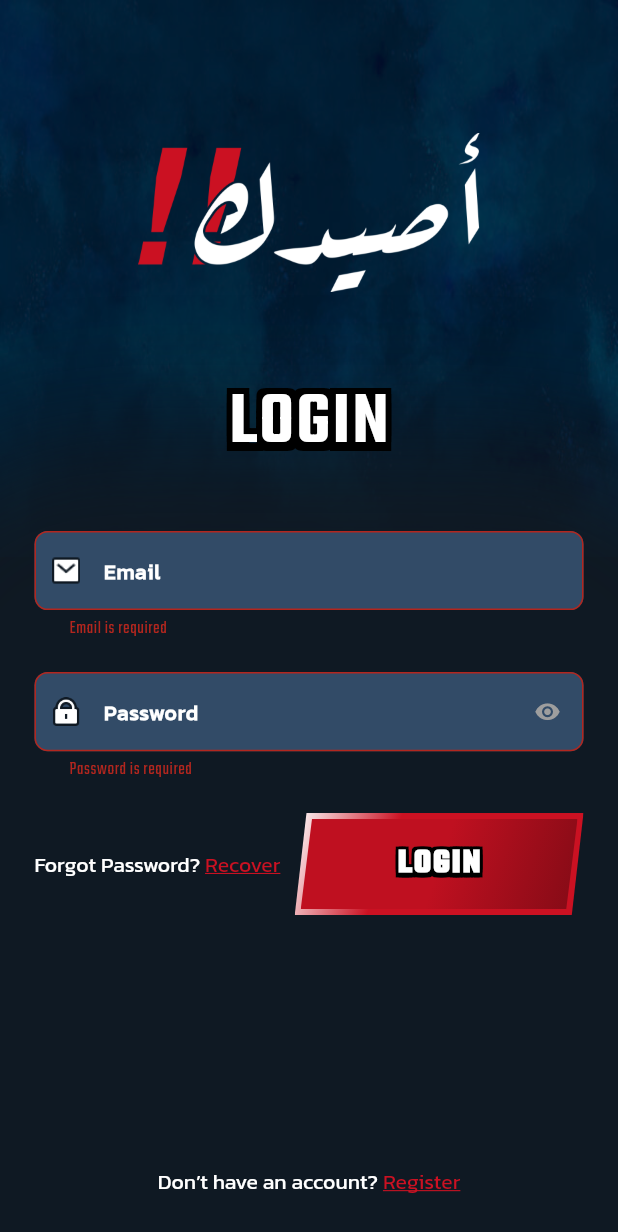
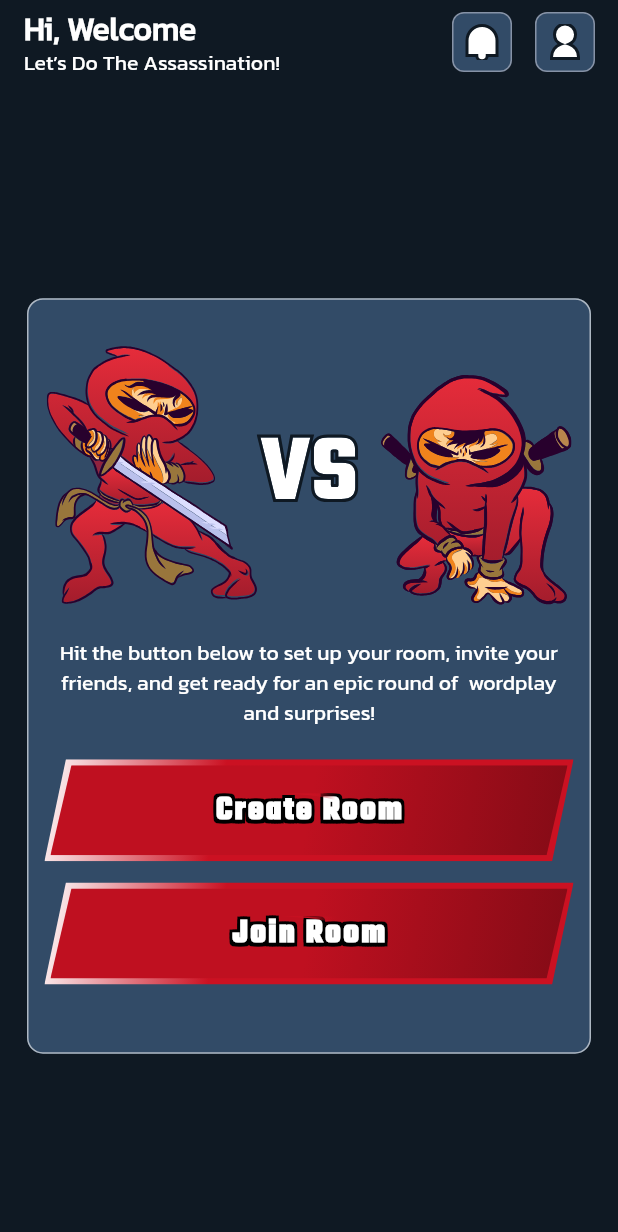
Before and after one commit to NadMaxx/aseedak-game-app, a Flutter app: the LoginView screen opened by its route, after a tap on "LOGIN", on a phone screen of 412 x 824 dp. Shown: the top 1232 px of the screen. Run offline on Flutter 3.47's test engine with Material 3 defaults, Android fonts, the phone set to English and light mode, and no system bars; our stand-ins replace dio, flutter_screenutil, flutter_svg, get_it, pinput, shared_preferences and 1 more; accounts and stored records are empty; statements that could not run were skipped.

Commit message:
home and profile

```diff
--- a/lib/config/generateRoutes.dart
+++ b/lib/config/generateRoutes.dart
@@ -1,5 +1,7 @@
 import 'dart:developer';
 
+import 'package:aseedak/view/home/dashboard/dashboard_vm.dart';
+import 'package:aseedak/view/home/profile/profile_vm.dart';
 import 'package:aseedak/view/start/auth/change_password/change_password_vm.dart';
 import 'package:aseedak/view/start/auth/forgot_password/forgot_password_vm.dart';
 import 'package:aseedak/view/start/auth/otp_screen/otp_vm.dart';
@@ -8,6 +10,8 @@ import 'package:flutter/material.dart';
 import 'package:provider/provider.dart';
 
 import '../data/models/passModels/SuccessPassModel.dart';
+import '../view/home/dashboard/dashboard_screen.dart';
+import '../view/home/profile/profile_screen.dart';
 import '../view/start/auth/change_password/change_password.dart';
 import '../view/start/auth/forgot_password/forgot_password.dart';
 import '../view/start/auth/login/login_view.dart';
@@ -85,110 +89,20 @@ Route<dynamic> generateRoute(RouteSettings settings) {
         child: const ChangePassword(),
       );
       break;
-    //
-    // case FestiveView.routeName:
-    //   builder =
-    //       (context) => ChangeNotifierProvider(
-    //         create: (context) => FestiveVm(),
-    //         child: const FestiveView(),
-    //       );
-    //   break;
-    //
-    // case TrestleBoard.routeName:
-    //   builder =
-    //       (context) => ChangeNotifierProvider(
-    //         create: (context) => TrestleBoardVm(),
-    //         child: const TrestleBoard(),
-    //       );
-    //   break;
-    //
-    // case MenuView.routeName:
-    //   String data = settings.arguments as String;
-    //   builder =
-    //       (context) => ChangeNotifierProvider(
-    //         create: (context) => MenuVm(id: data),
-    //         child: const MenuView(),
-    //       );
-    //   break;
-    //
-    // case PhonebookView.routeName:
-    //   builder =
-    //       (context) => ChangeNotifierProvider(
-    //         create: (context) => PhonebookVm(),
-    //         child: const PhonebookView(),
-    //       );
-    //   break;
-    //
-    // case DocsView.routeName:
-    //   builder =
-    //       (context) => ChangeNotifierProvider(
-    //         create: (context) => DocsVm(),
-    //         child: const DocsView(),
-    //       );
-    //   break;
-    //
-    // case ChatListView.routeName:
-    //   builder =
-    //       (context) => ChangeNotifierProvider(
-    //         create: (context) => ChatListVm(),
-    //         child: ChatListView(),
-    //       );
-    //   break;
-    //
-    // case SupportView.routeName:
-    //   builder =
-    //       (context) => ChangeNotifierProvider(
-    //     create: (context) => SupportVm(),
-    //     child: SupportView(),
-    //   );
-    //   break;
-    //
-    // case CalendarScreen.routeName:
-    //   builder =
-    //       (context) => ChangeNotifierProvider(
-    //     create: (context) => CalendarVm(),
-    //     child: CalendarScreen(),
-    //   );
-    //   break;
-    //
-    // case MembershipView.routeName:
-    //   builder =
-    //       (context) => ChangeNotifierProvider(
-    //         create: (context) => MembershipVm(),
-    //         child: const MembershipView(),
-    //       );
-    //   break;
-    //
-    // case MeetingsView.routeName:
-    //   String data = settings.arguments as String;
-    //
-    //   builder =
-    //       (context) => ChangeNotifierProvider(
-    //     create: (context) => MeetingsVm(id: data),
-    //     child: const MeetingsView(),
-    //   );
-    //   break;
-    //
-    // case NotificationView.route:
-    //   builder =
-    //       (context) => ChangeNotifierProvider(
-    //     create: (context) => NotificationVm(),
-    //     child: const NotificationView(),
-    //   );
-    //   break;
-    // case ChatView.routeName:
-    //   ChatPassModel data = settings.arguments as ChatPassModel;
-    //   builder = (context) => ChangeNotifierProvider(
-    //       create: (context) => ChatVm(chatPassModel: data),
-    //       child: const ChatView());
-    //   break;
-    // case DexChartView.route:
-    //   builder = (context) => MultiProvider(providers: [
-    //     ChangeNotifierProvider(create: (context) => DexChartVm()),
-    //     ChangeNotifierProvider(create: (context) => CustomTokenVm()),
-    //   ], child: const DexChartView());
-    //   break;
-
+    case DashboardScreen.routeName:
+      builder =
+          (context) => ChangeNotifierProvider(
+        create: (context) => DashboardVm(),
+        child: const DashboardScreen(),
+      );
+      break;
+      case ProfileScreen.routeName:
+      builder =
+          (context) => ChangeNotifierProvider(
+        create: (context) => ProfileVm(),
+        child: const ProfileScreen(),
+      );
+      break;
     default:
       return errorRoute();
   }
--- /dev/null
+++ b/lib/view/home/dashboard/dashboard_screen.dart
@@ -0,0 +1,85 @@
+import 'package:aseedak/data/utils/app_colors.dart';
+import 'package:aseedak/data/utils/string_helpers.dart';
+import 'package:aseedak/view/home/dashboard/dashboard_vm.dart';
+import 'package:aseedak/view/home/profile/profile_screen.dart';
+import 'package:aseedak/view/home/profile/profile_vm.dart';
+import 'package:aseedak/widgets/customText.dart';
+import 'package:aseedak/widgets/custom_button.dart';
+import 'package:flutter/material.dart';
+import 'package:flutter_screenutil/flutter_screenutil.dart';
+import 'package:flutter_svg/svg.dart';
+import 'package:provider/provider.dart';
+
+class DashboardScreen extends StatelessWidget {
+  static const String routeName = '/dashboard';
+  const DashboardScreen({super.key});
+
+  @override
+  Widget build(BuildContext context) {
+    return Consumer<DashboardVm>(builder: (context, value, child) {
+      return Scaffold(
+        appBar: AppBar(
+          automaticallyImplyLeading: false,
+          title: Column(
+            crossAxisAlignment: CrossAxisAlignment.start,
+            children:  [
+             CustomText(text: "Hi, Welcome", fontSize: 24.sp, fontWeight: FontWeight.w600, color: Colors.white,fontFamily: "Kanit",),
+             CustomText(text: "Let’s Do The Assassination!", fontSize: 16.sp, fontWeight: FontWeight.w400, color: Colors.white,fontFamily: "Kanit",),
+            ],
+          ),
+          actions: [
+            SvgPicture.asset("bell".toSvgPath),
+            SizedBox(width: 16.w,),
+
+            InkWell(
+                onTap: (){
+                  Navigator.pushNamed(context, ProfileScreen.routeName);
+                },
+                child: SvgPicture.asset("profile".toSvgPath)),
+            SizedBox(width: 16.w,),
+          ],
+        ),
+        body: Padding(
+          padding: const EdgeInsets.symmetric(horizontal: 18.0),
+          child: Center(
+            child: Column(
+              mainAxisSize: MainAxisSize.min,
+              children: [
+                SizedBox(height: 24.h,),
+                Container(
+                    width: double.infinity,
+                    padding: const EdgeInsets.symmetric(horizontal: 12, vertical: 35).r,
+
+                    decoration: BoxDecoration(
+                      color: AppColors.secondary,
+                      borderRadius: BorderRadius.circular(12.r),
+                      border: Border.all(color: Colors.white.withOpacity(0.6))
+                    ),
+                    child: Column(
+                      children: [
+                        SvgPicture.asset("vs".toSvgPath),
+                        SizedBox(height: 24.h,),
+                        CustomText(
+                          text: "Hit the button below to set up your room, invite your friends, and get ready for an epic round of  wordplay and surprises!",
+                          fontSize: 16.sp,
+                          fontWeight: FontWeight.w400,
+                          fontFamily: "Kanit",
+                          color: Colors.white,
+                          textAlign: TextAlign.center,
+                        ),
+                        SizedBox(height: 24.h,),
+                        SlantedButtonStack(text: "Create Room", onPressed: (){}),
+                        SizedBox(height: 16.h,),
+                        SlantedButtonStack(text: "Join Room", onPressed: (){}),
+                        SizedBox(height: 16.h,),
+                      ],
+                    )),
+
+              ],
+            ),
+          ),
+        ),
+      );
+    });
+  }
+}
--- /dev/null
+++ b/lib/view/home/dashboard/dashboard_vm.dart
@@ -0,0 +1,5 @@
+import '../../../data/base_vm.dart';
+
+class DashboardVm extends BaseVm{
+
+}
--- /dev/null
+++ b/lib/view/home/profile/profile_vm.dart
@@ -0,0 +1,3 @@
+import 'package:aseedak/data/base_vm.dart';
+
+class ProfileVm extends BaseVm{}
--- a/lib/view/start/auth/login/login_view.dart
+++ b/lib/view/start/auth/login/login_view.dart
@@ -4,6 +4,7 @@ import 'package:aseedak/data/models/passModels/SuccessPassModel.dart';
 import 'package:aseedak/data/utils/app_colors.dart';
 import 'package:aseedak/data/utils/app_constants.dart';
 import 'package:aseedak/data/utils/string_helpers.dart';
+import 'package:aseedak/view/home/dashboard/dashboard_screen.dart';
 import 'package:aseedak/view/start/auth/sign_up/sign_up.dart';
 import 'package:aseedak/view/success_screen/success_screen.dart';
 import 'package:aseedak/widgets/customText.dart';
@@ -148,6 +149,7 @@ class LoginView extends StatelessWidget {
                                   child: SlantedButtonStack(
                                     text: 'LOGIN',
                                     onPressed: () {
+                                      Navigator.pushNamed(context, DashboardScreen.routeName);
 
                                       if (vm.formKey.currentState?.validate() ??
                                           false) {
```
Also changed, not shown: lib/view/home/profile/profile_screen.dart (added, +120 -0 lines), assets/pngs/bahr.png (added), assets/pngs/banda.png (added), assets/pngs/kaghaz.png (added), assets/pngs/taala.png (added), assets/pngs/tokri.png (added), assets/svgs/bell.svg (added), assets/svgs/burger.svg (added), assets/svgs/forward.svg (added), assets/svgs/person.svg (added), assets/svgs/profile.svg (added), assets/svgs/square.svg (added), assets/svgs/tokri.svg (added), assets/svgs/vs.svg (added).
